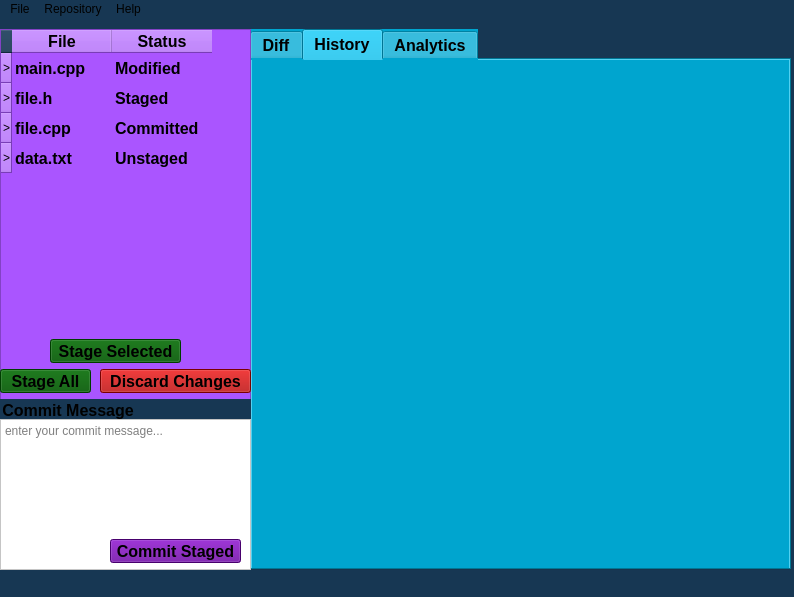
The window that gui/MainWindow.ui (Sam-Horner-42/CPPMiniVersionControl) describes before a commit, drawn with Qt 5.
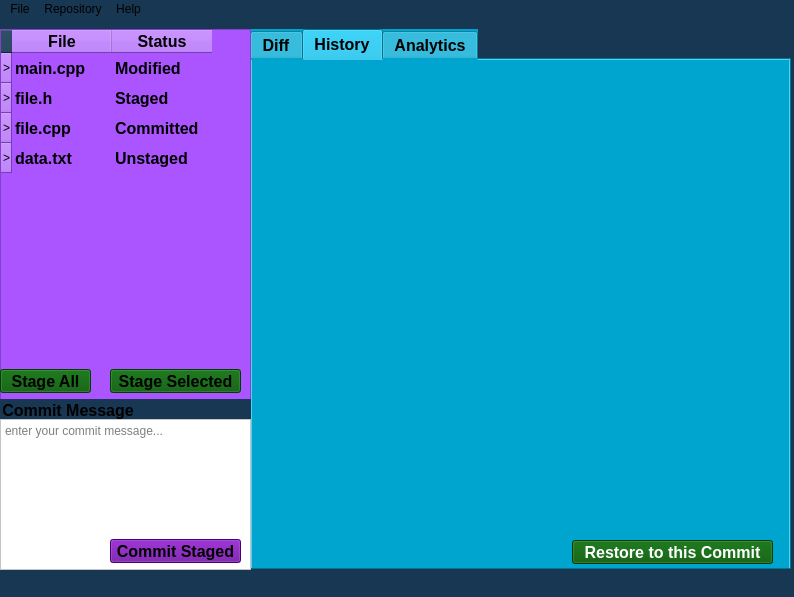
The same window after the commit. The open tabs and pages were chosen to show the change. Icons and pictures are not drawn.

```diff
--- a/gui/MainWindow.ui
+++ b/gui/MainWindow.ui
@@ -255,6 +255,30 @@
      <attribute name="title">
       <string>History</string>
      </attribute>
+     <widget class="QPushButton" name="stageSelected_2">
+      <property name="geometry">
+       <rect>
+        <x>320</x>
+        <y>480</y>
+        <width>201</width>
+        <height>24</height>
+       </rect>
+      </property>
+      <property name="font">
+       <font>
+        <family>Arial</family>
+        <pointsize>12</pointsize>
+        <bold>true</bold>
+       </font>
+      </property>
+      <property name="styleSheet">
+       <string notr="true">color: rgb(255, 255, 255);
+background-color: rgb(0, 85, 0);</string>
+      </property>
+      <property name="text">
+       <string>Restore to this Commit</string>
+      </property>
+     </widget>
     </widget>
     <widget class="QWidget" name="analytics">
      <attribute name="icon">
@@ -454,29 +478,6 @@
      </property>
     </widget>
    </widget>
-   <widget class="QPushButton" name="discardChanges">
-    <property name="geometry">
-     <rect>
-      <x>100</x>
-      <y>350</y>
-      <width>151</width>
-      <height>24</height>
-     </rect>
-    </property>
-    <property name="font">
-     <font>
-      <family>Arial</family>
-      <pointsize>12</pointsize>
-      <bold>true</bold>
-     </font>
-    </property>
-    <property name="styleSheet">
-     <string notr="true">background-color: rgb(170, 0, 0);</string>
-    </property>
-    <property name="text">
-     <string>Discard Changes</string>
-    </property>
-   </widget>
    <widget class="QPushButton" name="stageAll">
     <property name="geometry">
      <rect>
@@ -504,8 +505,8 @@
    <widget class="QPushButton" name="stageSelected">
     <property name="geometry">
      <rect>
-      <x>50</x>
-      <y>320</y>
+      <x>110</x>
+      <y>350</y>
       <width>131</width>
       <height>24</height>
      </rect>
```
Left out of the diff: 2 changed lines with no effect on the pictures.
